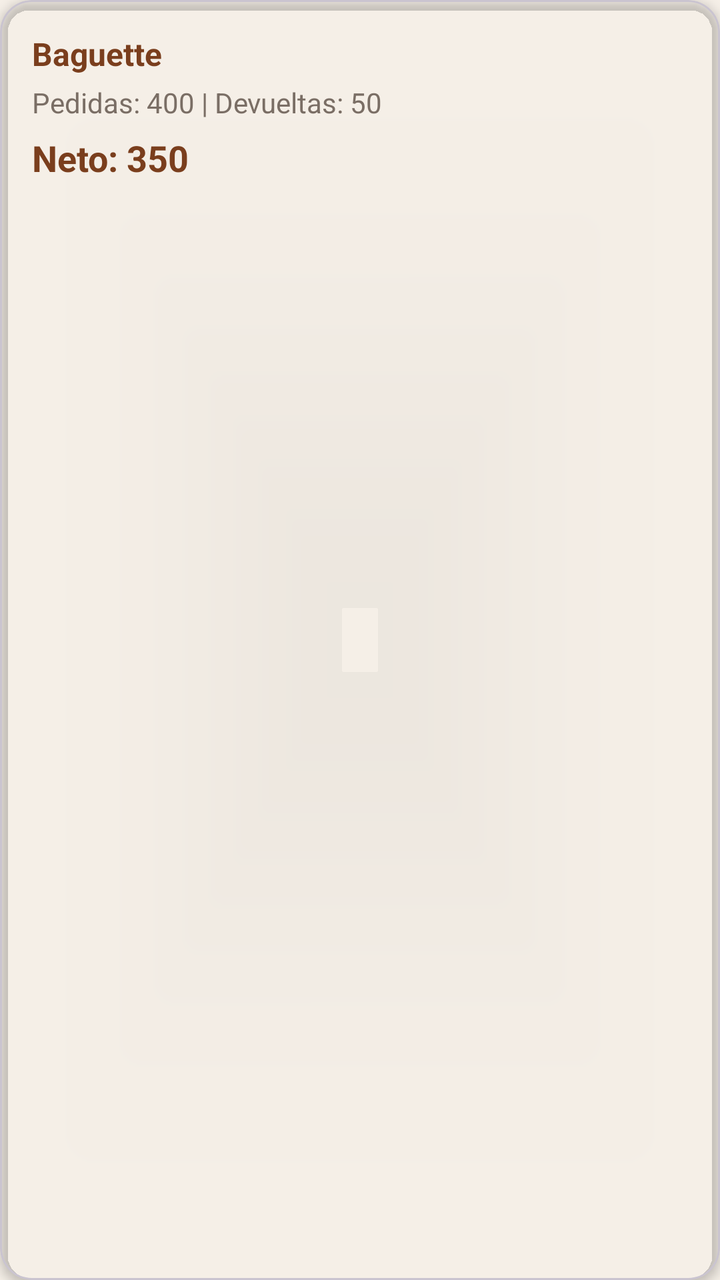
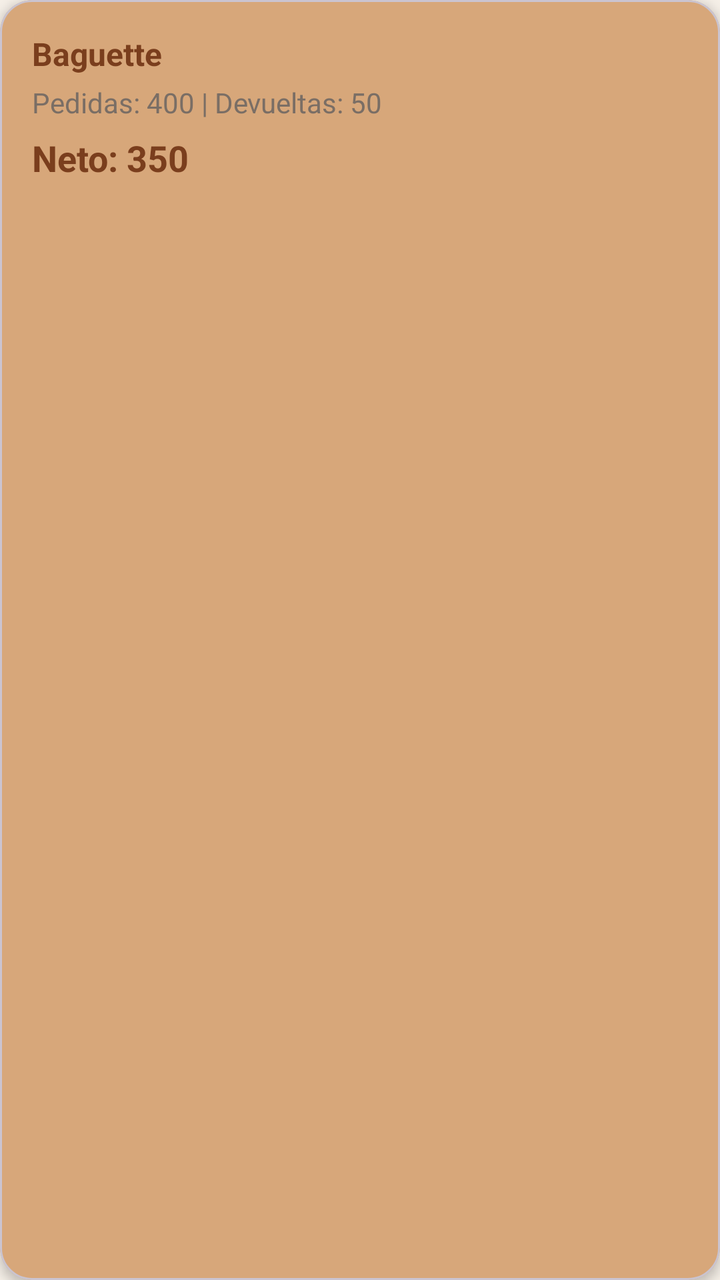

Compare the two renders of this Android layout. The source of the first and the diff that turns it into the second are given below.
<!-- AndroidManifest.xml: application theme Theme.AppPanadero -->
<!-- res/layout/item_historial_producto.xml -->
<?xml version="1.0" encoding="utf-8"?>
<com.google.android.material.card.MaterialCardView
    xmlns:android="http://schemas.android.com/apk/res/android"
    xmlns:app="http://schemas.android.com/apk/res-auto"
    android:layout_width="match_parent"
    android:layout_height="wrap_content"
    android:layout_marginBottom="12dp"
    app:cardCornerRadius="16dp"
    app:cardElevation="3dp"
    app:cardBackgroundColor="@color/background_light">

    <LinearLayout
        android:layout_width="match_parent"
        android:layout_height="wrap_content"
        android:orientation="vertical"
        android:padding="16dp">

        
        <TextView
            android:id="@+id/tvNombre"
            android:layout_width="wrap_content"
            android:layout_height="wrap_content"
            android:text="Baguette"
            android:textSize="16sp"
            android:textStyle="bold"
            android:textColor="@color/text_primary"/>

        
        <TextView
            android:id="@+id/tvDetalle"
            android:layout_width="wrap_content"
            android:layout_height="wrap_content"
            android:text="Pedidas: 400 | Devueltas: 50"
            android:textSize="14sp"
            android:textColor="@color/text_secondary"
            android:layout_marginTop="4dp"/>

        
        <TextView
            android:id="@+id/tvNeto"
            android:layout_width="wrap_content"
            android:layout_height="wrap_content"
            android:text="Neto: 350"
            android:textSize="18sp"
            android:textStyle="bold"
            android:textColor="@color/text_primary"
            android:layout_marginTop="6dp"/>

    </LinearLayout>

</com.google.android.material.card.MaterialCardView>
<!-- resources referenced by this layout -->
<resources>
  <color name="text_primary">#7A3E1D</color>
  <color name="text_secondary">#7A6E65</color>
  <style name="Theme.AppPanadero" parent="Base.Theme.AppPanadero" />
  <style name="Base.Theme.AppPanadero" parent="Theme.Material3.DayNight.NoActionBar">
          <item name="android:colorBackground">@color/background</item>
          <item name="colorPrimary">@color/primary_color</item>
          <item name="colorOnPrimary">@color/white</item>
      </style>
  <color name="background">#F5EFE7</color>
  <color name="primary_color">#C89A6A</color>
  <color name="white">#FFFFFF</color>
</resources>

<!-- the commit's change to res/layout/item_historial_producto.xml (unified diff, before → after) -->
@@ -7,7 +7,7 @@
     android:layout_marginBottom="12dp"
     app:cardCornerRadius="16dp"
     app:cardElevation="3dp"
-    app:cardBackgroundColor="@color/background_light">
+    app:cardBackgroundColor="@color/primary_light">
 
     <LinearLayout
         android:layout_width="match_parent"
<!-- resource entries referenced after the edit -->
@@ -1,5 +1,6 @@
 <!-- resources referenced by this layout -->
 <resources>
+  <color name="primary_light">#D7A77A</color>
   <color name="text_primary">#7A3E1D</color>
   <color name="text_secondary">#7A6E65</color>
   <style name="Theme.AppPanadero" parent="Base.Theme.AppPanadero" />
